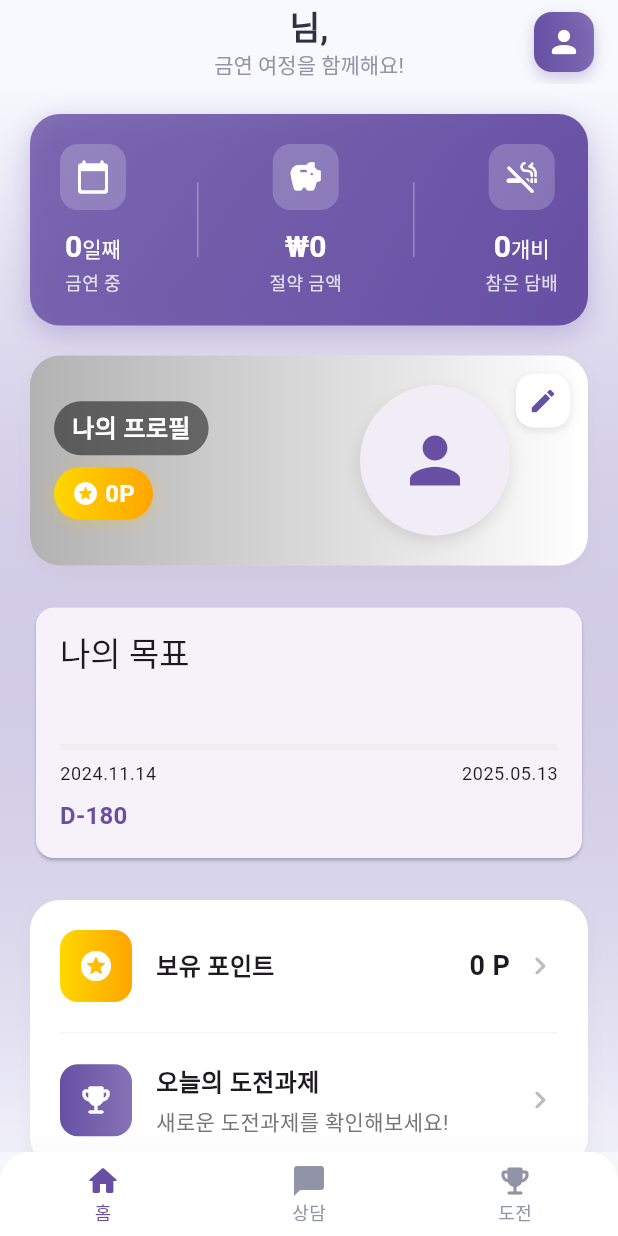
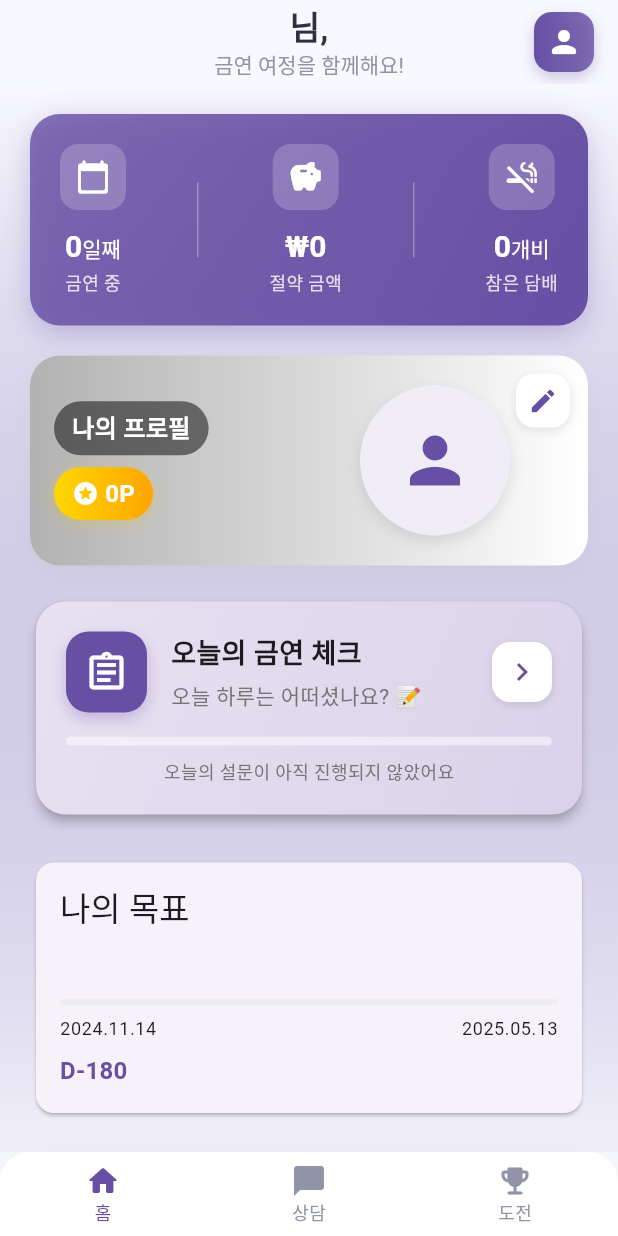
Before and after one commit to mankaii/untitled1, a Flutter app: the HomeScreen screen opened directly with empty values, on a phone screen of 412 x 824 dp. Run offline on Flutter 3.47's test engine with Material 3 defaults, Android fonts, the light colour scheme and no system bars; our stand-ins replace google_generative_ai, shared_preferences; accounts and stored records are empty.

Commit message:
설문추가

```diff
--- /dev/null
+++ b/lib/models/dairy_survey.dart
@@ -0,0 +1,40 @@
+// models/daily_survey.dart
+class DailySurvey {
+  final DateTime date;
+  final bool isSmokeFree;
+  final int? cigarettesSmoked;  // 실패했을 경우 피운 개비 수
+  final int stressLevel;        // 1-5 스트레스 수준
+  final String? stressReason;   // 스트레스 원인
+  final int urgencyLevel;       // 1-5 흡연 충동 정도
+  final String? note;           // 추가 메모
+
+  DailySurvey({
+    required this.date,
+    required this.isSmokeFree,
+    this.cigarettesSmoked,
+    required this.stressLevel,
+    this.stressReason,
+    required this.urgencyLevel,
+    this.note,
+  });
+
+  Map<String, dynamic> toJson() => {
+    'date': date.toIso8601String(),
+    'isSmokeFree': isSmokeFree,
+    'cigarettesSmoked': cigarettesSmoked,
+    'stressLevel': stressLevel,
+    'stressReason': stressReason,
+    'urgencyLevel': urgencyLevel,
+    'note': note,
+  };
+
+  factory DailySurvey.fromJson(Map<String, dynamic> json) => DailySurvey(
+    date: DateTime.parse(json['date']),
+    isSmokeFree: json['isSmokeFree'],
+    cigarettesSmoked: json['cigarettesSmoked'],
+    stressLevel: json['stressLevel'],
+    stressReason: json['stressReason'],
+    urgencyLevel: json['urgencyLevel'],
+    note: json['note'],
+  );
+}
--- a/lib/models/user_settings.dart
+++ b/lib/models/user_settings.dart
@@ -5,7 +5,7 @@ class UserSettings {
   final int cigarettesPerDay;
   final int cigarettePrice;
   final String? goal;
-  final DateTime? targetDate;
+  // targetDate 제거
 
   UserSettings({
     required this.quitDate,
@@ -14,7 +14,6 @@ class UserSettings {
     required this.cigarettesPerDay,
     this.cigarettePrice = 4500,
     this.goal,
-    this.targetDate,
   });
 
   Map<String, dynamic> toJson() => {
@@ -24,7 +23,6 @@ class UserSettings {
     'cigarettesPerDay': cigarettesPerDay,
     'cigarettePrice': cigarettePrice,
     'goal': goal,
-    'targetDate': targetDate?.toIso8601String(),
   };
 
   factory UserSettings.fromJson(Map<String, dynamic> json) => UserSettings(
@@ -34,28 +32,5 @@ class UserSettings {
     cigarettesPerDay: json['cigarettesPerDay'],
     cigarettePrice: json['cigarettePrice'] ?? 4500,
     goal: json['goal'],
-    targetDate: json['targetDate'] != null
-        ? DateTime.parse(json['targetDate'])
-        : null,
   );
-
-  UserSettings copyWith({
-    DateTime? quitDate,
-    String? nickname,
-    String? cigaretteType,
-    int? cigarettesPerDay,
-    int? cigarettePrice,
-    String? goal,
-    DateTime? targetDate,
-  }) {
-    return UserSettings(
-      quitDate: quitDate ?? this.quitDate,
-      nickname: nickname ?? this.nickname,
-      cigaretteType: cigaretteType ?? this.cigaretteType,
-      cigarettesPerDay: cigarettesPerDay ?? this.cigarettesPerDay,
-      cigarettePrice: cigarettePrice ?? this.cigarettePrice,
-      goal: goal ?? this.goal,
-      targetDate: targetDate ?? this.targetDate,
-    );
-  }
 }
--- a/lib/screens/home_screen.dart
+++ b/lib/screens/home_screen.dart
@@ -9,9 +9,11 @@ import '../widgets/goal_card.dart' as goals;
 import '../widgets/profile_preview.dart';
 import '../widgets/stats_card.dart';
 import '../widgets/achievement_card.dart' as achievements;
+import 'package:untitled1/widgets/daliy_survey_card.dart';
 import 'profile_screen.dart';
 import 'challenge_screen.dart';
 import 'chat_screen.dart';
+import 'daily_survey_screen.dart';
 
 class HomeScreen extends StatefulWidget {
   final UserSettings settings;
@@ -179,6 +181,7 @@ class _HomeScreenState extends State<HomeScreen> with SingleTickerProviderStateM
           ],
         ),
         actions: [
+          // 프로필 버튼만 남김
           Padding(
             padding: const EdgeInsets.only(right: 16.0),
             child: GestureDetector(
@@ -261,6 +264,21 @@ class _HomeScreenState extends State<HomeScreen> with SingleTickerProviderStateM
                           },
                           equippedItems: context.watch<ProfileProvider>().equippedItems,
                         ),
+                        const SizedBox(height: 20),
+// 여기에 설문 카드 추가
+                        DailySurveyCard(
+                          onTap: () {
+                            _navigateWithAnimation(
+                              DailySurveyScreen(
+                                onCigarettesUpdate: (cigarettes) {
+                                  setState(() {
+                                    _calculatePoints();
+                                  });
+                                },
+                              ),
+                            );
+                          },
+                        ),
                         const SizedBox(height: 24),
                         goals.GoalCard(
                           goal: widget.settings.goal ?? '목표를 설정해주세요',
--- /dev/null
+++ b/lib/widgets/daliy_survey_card.dart
@@ -0,0 +1,173 @@
+// widgets/daily_survey_card.dart
+import 'package:flutter/material.dart';
+import 'package:shared_preferences/shared_preferences.dart';
+import 'dart:convert';
+import 'package:untitled1/models/dairy_survey.dart';
+
+// widgets/daily_survey_card.dart
+class DailySurveyCard extends StatelessWidget {
+  final VoidCallback onTap;
+
+  const DailySurveyCard({
+    Key? key,
+    required this.onTap,
+  }) : super(key: key);
+
+  Future<bool> _hasCompletedTodaySurvey() async {
+    final prefs = await SharedPreferences.getInstance();
+    final surveys = prefs.getStringList('daily_surveys') ?? [];
+    if (surveys.isEmpty) return false;
+
+    final today = DateTime.now();
+    for (var surveyJson in surveys) {
+      final survey = DailySurvey.fromJson(jsonDecode(surveyJson));
+      if (survey.date.year == today.year &&
+          survey.date.month == today.month &&
+          survey.date.day == today.day) {
+        return true;
+      }
+    }
+    return false;
+  }
+
+  @override
+  Widget build(BuildContext context) {
+    return FutureBuilder<bool>(
+      future: _hasCompletedTodaySurvey(),
+      builder: (context, snapshot) {
+        final hasCompleted = snapshot.data ?? false;
+
+        return Card(
+          elevation: 3,
+          shape: RoundedRectangleBorder(
+            borderRadius: BorderRadius.circular(20),
+          ),
+          child: InkWell(
+            onTap: onTap,
+            borderRadius: BorderRadius.circular(20),
+            child: Container(
+              padding: const EdgeInsets.all(20),
+              decoration: BoxDecoration(
+                gradient: LinearGradient(
+                  begin: Alignment.topLeft,
+                  end: Alignment.bottomRight,
+                  colors: hasCompleted
+                      ? [
+                    Colors.green.shade50,
+                    Colors.green.shade100,
+                  ]
+                      : [
+                    Theme.of(context).primaryColor.withOpacity(0.1),
+                    Theme.of(context).primaryColor.withOpacity(0.2),
+                  ],
+                ),
+                borderRadius: BorderRadius.circular(20),
+              ),
+              child: Column(
+                children: [
+                  Row(
+                    children: [
+                      Container(
+                        padding: const EdgeInsets.all(12),
+                        decoration: BoxDecoration(
+                          color: hasCompleted
+                              ? Colors.green
+                              : Theme.of(context).primaryColor,
+                          borderRadius: BorderRadius.circular(15),
+                          boxShadow: [
+                            BoxShadow(
+                              color: (hasCompleted
+                                  ? Colors.green
+                                  : Theme.of(context).primaryColor)
+                                  .withOpacity(0.3),
+                              blurRadius: 8,
+                              offset: const Offset(0, 4),
+                            ),
+                          ],
+                        ),
+                        child: Icon(
+                          hasCompleted
+                              ? Icons.check_circle_outline
+                              : Icons.assignment_outlined,
+                          color: Colors.white,
+                          size: 30,
+                        ),
+                      ),
+                      const SizedBox(width: 16),
+                      Expanded(
+                        child: Column(
+                          crossAxisAlignment: CrossAxisAlignment.start,
+                          children: [
+                            Text(
+                              hasCompleted ? '오늘의 설문 완료!' : '오늘의 금연 체크',
+                              style: const TextStyle(
+                                fontSize: 18,
+                                fontWeight: FontWeight.bold,
+                              ),
+                            ),
+                            const SizedBox(height: 4),
+                            Text(
+                              hasCompleted
+                                  ? '수고하셨어요! 내일도 함께해요 💪'
+                                  : '오늘 하루는 어떠셨나요? 📝',
+                              style: TextStyle(
+                                fontSize: 14,
+                                color: Colors.grey[600],
+                              ),
+                            ),
+                          ],
+                        ),
+                      ),
+                      Container(
+                        padding: const EdgeInsets.all(8),
+                        decoration: BoxDecoration(
+                          color: Colors.white,
+                          borderRadius: BorderRadius.circular(12),
+                          boxShadow: [
+                            BoxShadow(
+                              color: Colors.black.withOpacity(0.1),
+                              blurRadius: 4,
+                              offset: const Offset(0, 2),
+                            ),
+                          ],
+                        ),
+                        child: Icon(
+                          Icons.chevron_right,
+                          color: hasCompleted
+                              ? Colors.green
+                              : Theme.of(context).primaryColor,
+                        ),
+                      ),
+                    ],
+                  ),
+                  if (!hasCompleted) ...[
+                    const SizedBox(height: 16),
+                    ClipRRect(
+                      borderRadius: BorderRadius.circular(10),
+                      child: LinearProgressIndicator(
+                        value: 0.0,
+                        backgroundColor: Colors.white.withOpacity(0.5),
+                        valueColor: AlwaysStoppedAnimation<Color>(
+                          Theme.of(context).primaryColor,
+                        ),
+                        minHeight: 6,
+                      ),
+                    ),
+                    const SizedBox(height: 8),
+                    Text(
+                      '오늘의 설문이 아직 진행되지 않았어요',
+                      style: TextStyle(
+                        fontSize: 12,
+                        color: Colors.grey[600],
+                      ),
+                    ),
+                  ],
+                ],
+              ),
+            ),
+          ),
+        );
+      },
+    );
+  }
+}
```
Also changed, not shown: lib/screens/daily_survey_screen.dart (added, +359 -0 lines), lib/screens/onboarding_screen.dart (+43 -32 lines).
